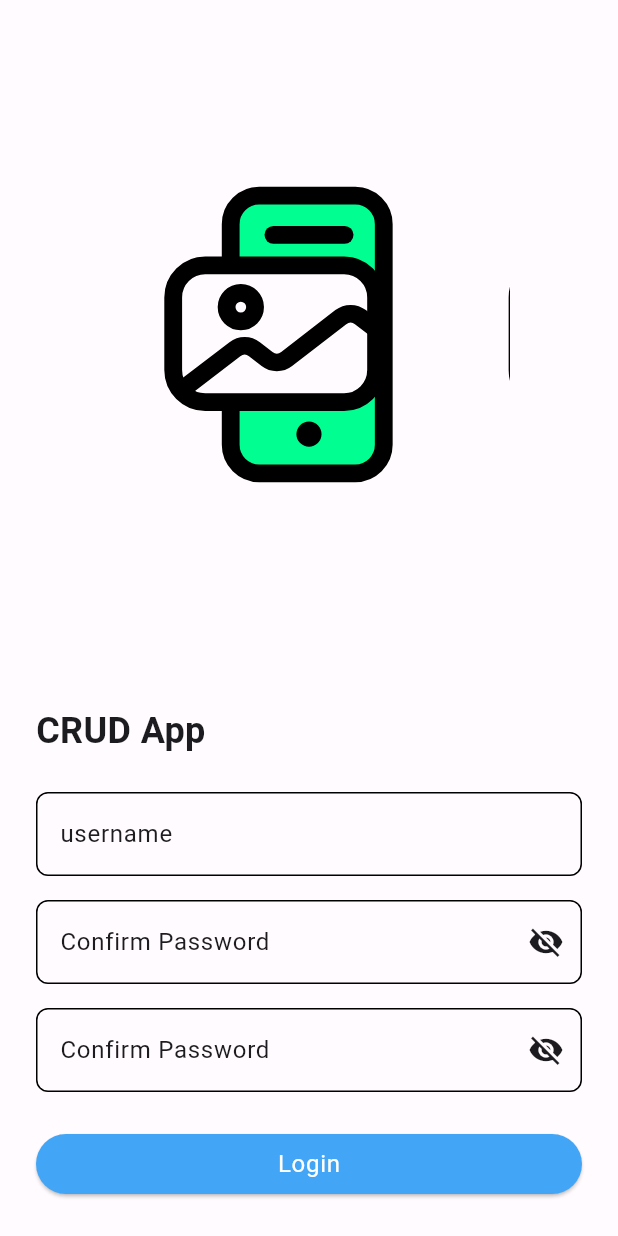
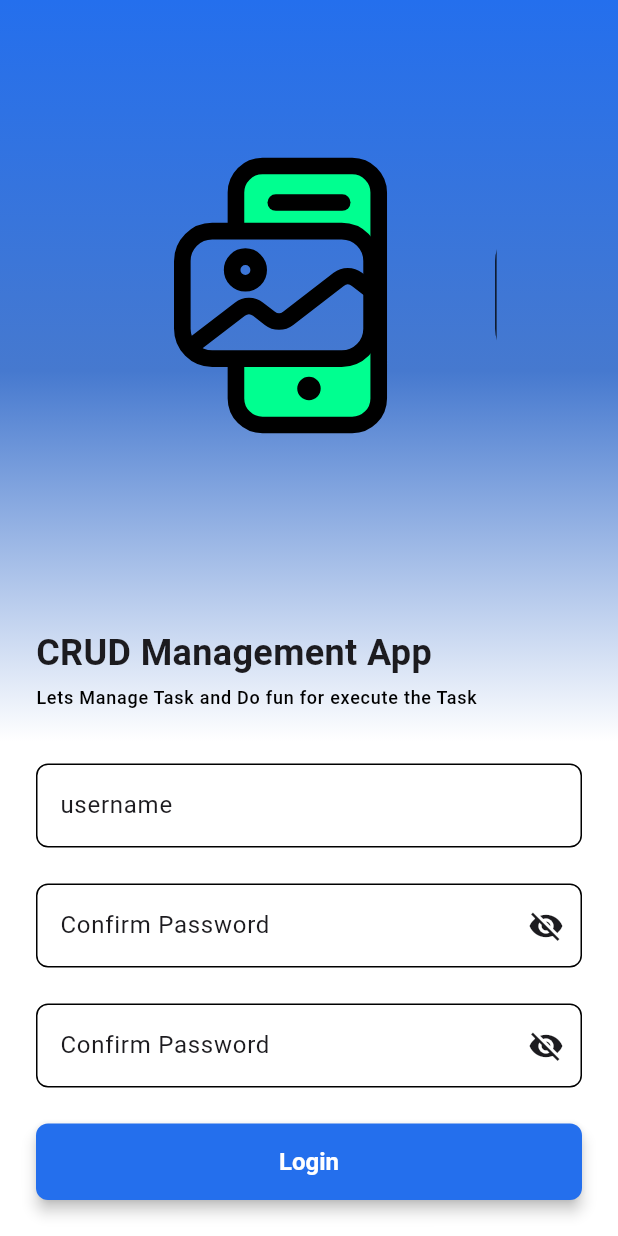
Before and after one commit to nuzularifin/crud_task_management, a Flutter app: the screen it shows after launch, on a phone screen of 412 x 824 dp. Run offline on Flutter 3.47's test engine with Material 3 defaults, Android fonts, the light colour scheme and no system bars; our stand-ins replace dio, equatable, flutter_bloc, get_it, hive, lottie; accounts and stored records are empty.

```diff
--- a/lib/core/themes/app_colors.dart
+++ b/lib/core/themes/app_colors.dart
@@ -2,8 +2,8 @@ import 'dart:ui';
 
 class AppColors {
   // Primary colors
-  static const Color primary = Color(0xFF6750A4);
-  static const Color primaryContainer = Color(0xFFEADDFF);
+  static const Color primary = Color(0xFF246fed);
+  static const Color primaryContainer = Color(0xFFFFFFFF);
 
   // Secondary colors
   static const Color secondary = Color(0xFF625B71);
--- a/lib/core/themes/app_theme.dart
+++ b/lib/core/themes/app_theme.dart
@@ -84,4 +84,19 @@ class AppTheme {
       ),
     ),
   );
+
+  static ButtonStyle buttonPrimary = ElevatedButton.styleFrom(
+    elevation: 4,
+    padding: EdgeInsets.all(16),
+    textStyle: TextStyle(
+      fontWeight: FontWeight.bold,
+      fontSize: 16,
+      color: Colors.white,
+    ),
+    shape: const RoundedRectangleBorder(
+      borderRadius: BorderRadius.all(
+        Radius.circular(8),
+      ),
+    ),
+  );
 }
--- a/lib/presentation/screen/dashboard_screen.dart
+++ b/lib/presentation/screen/dashboard_screen.dart
@@ -95,8 +95,10 @@ class _DashboardScreenState extends State<DashboardScreen> {
     return Column(
       children: [
         Container(
-          margin: EdgeInsets.only(left: 16, right: 16, top: 12, bottom: 12),
+          margin:
+              const EdgeInsets.only(left: 16, right: 16, top: 12, bottom: 12),
           child: SearchBar(
+              hintText: 'Search Task....',
               controller: _searchController,
               leading: const Icon(Icons.search),
               onTap: () {
@@ -105,7 +107,7 @@ class _DashboardScreenState extends State<DashboardScreen> {
               onChanged: (value) {
                 context.read<TaskBloc>().add(SearchTaskEvent(query: value));
               },
-              shape: WidgetStatePropertyAll(RoundedRectangleBorder(
+              shape: const WidgetStatePropertyAll(RoundedRectangleBorder(
                   borderRadius: BorderRadius.all(Radius.circular(8))))),
         ),
         Expanded(
--- a/lib/presentation/screen/login_screen.dart
+++ b/lib/presentation/screen/login_screen.dart
@@ -2,6 +2,8 @@ import 'package:flutter/material.dart';
 import 'package:flutter_bloc/flutter_bloc.dart';
 import 'package:flutter_crud_task_management/core/injection_container.dart';
 import 'package:flutter_crud_task_management/core/themes/app_colors.dart';
+import 'package:flutter_crud_task_management/core/themes/app_text_styles.dart';
+import 'package:flutter_crud_task_management/core/themes/app_theme.dart';
 import 'package:flutter_crud_task_management/presentation/bloc/login/login_bloc.dart';
 import 'package:flutter_crud_task_management/presentation/bloc/login/login_event.dart';
 import 'package:flutter_crud_task_management/presentation/bloc/login/login_state.dart';
@@ -49,10 +51,10 @@ class _LoginAppState extends State<LoginScreen> {
   String? _validateConfirmPassword(String? value) {
     if (value == null || value.isEmpty) {
       return 'Confirm Password is required';
+    } else if (value != _passwordController.text) {
+      return 'Passwords do not match';
     } else if (value.length < 8 || value.length > 15) {
       return 'Confirm Password must be 8-15 characters long.';
-    } else if (value != _passwordController.text) {
-      return 'Passwords do not match';
     }
     return null;
   }
@@ -60,7 +62,21 @@ class _LoginAppState extends State<LoginScreen> {
   @override
   Widget build(BuildContext context) {
     return Scaffold(
-      body: Column(
+      body: Container(
+        decoration: const BoxDecoration(
+          gradient: LinearGradient(
+              colors: [
+                Color(0xFF246fed),
+                Color(0xFF4679cf),
+                AppColors.primaryContainer,
+                AppColors.primaryContainer,
+              ],
+              begin: Alignment.topCenter,
+              end: Alignment.bottomCenter,
+              stops: [0.0, 0.3, 0.6, 1.0],
+              tileMode: TileMode.clamp),
+        ),
+        child: Column(
           mainAxisAlignment: MainAxisAlignment.end,
           mainAxisSize: MainAxisSize.min,
           children: [
@@ -69,7 +85,7 @@ class _LoginAppState extends State<LoginScreen> {
                 width: double.infinity,
                 margin: const EdgeInsets.all(72),
                 child: Lottie.asset('assets/anim/phone-gallery.json',
-                  width: 150, height: 150, fit: BoxFit.contain),
+                    width: 175, height: 175, fit: BoxFit.contain),
               ),
             ),
             Form(
@@ -81,14 +97,21 @@ class _LoginAppState extends State<LoginScreen> {
                   crossAxisAlignment: CrossAxisAlignment.start,
                   children: [
                     const Text(
-                    'CRUD App',
+                      'CRUD Management App',
                       style: TextStyle(
                         fontWeight: FontWeight.bold,
                         fontSize: 24.0,
                       ),
                     ),
                     const SizedBox(
-                    height: 24.0,
+                      height: 4.0,
+                    ),
+                    const Text(
+                      'Lets Manage Task and Do fun for execute the Task',
+                      style: AppTextStyles.labelSmall12,
+                    ),
+                    const SizedBox(
+                      height: 36.0,
                     ),
                     TextFormField(
                       controller: _usernameController,
@@ -103,7 +126,7 @@ class _LoginAppState extends State<LoginScreen> {
                       validator: _validateUsername,
                     ),
                     const SizedBox(
-                    height: 16.0,
+                      height: 24.0,
                     ),
                     TextFormField(
                       controller: _passwordController,
@@ -127,7 +150,7 @@ class _LoginAppState extends State<LoginScreen> {
                       validator: _validatePassword,
                     ),
                     const SizedBox(
-                    height: 16.0,
+                      height: 24.0,
                     ),
                     TextFormField(
                       controller: _confirmationPasswordController,
@@ -164,8 +187,7 @@ class _LoginAppState extends State<LoginScreen> {
                       return SizedBox(
                         width: double.infinity,
                         child: ElevatedButton(
-                        style: ElevatedButton.styleFrom(
-                            backgroundColor: Colors.blue[400]),
+                          style: AppTheme.buttonPrimary,
                           onPressed: () {
                             if (_formKey.currentState!.validate()) {
                               // Handle login logic
@@ -209,6 +231,7 @@ class _LoginAppState extends State<LoginScreen> {
             ),
           ],
         ),
+      ),
     );
   }
 }
--- a/pubspec.yaml
+++ b/pubspec.yaml
@@ -48,7 +48,6 @@ dependencies:
   mockito: ^5.4.4
   bloc_test: ^10.0.0
   json_annotation: ^4.8.1
-  anim_search_bar: ^2.0.3
 
 dev_dependencies:
   flutter_test:
```
Also changed, not shown: lib/presentation/screen/task_add_screen.dart (+4 -5 lines), pubspec.lock, 2 other files. Lines whose indentation alone changed are shown as unchanged.
